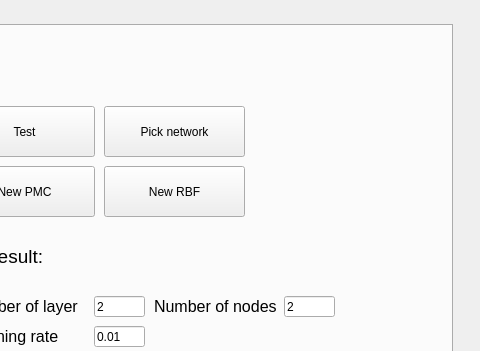
Qt form ML_Project/mainwindow.ui (maxo98/MachineLearning_5DJV) before a commit; both pictures show x 348 to 828 and y 0 to 351 of the 828 by 922 pixel window.
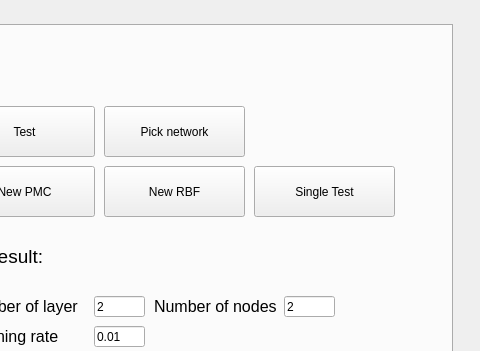
The same form after that commit.

```diff
--- a/ML_Project/mainwindow.ui
+++ b/ML_Project/mainwindow.ui
@@ -356,8 +356,8 @@
        <rect>
         <x>150</x>
         <y>340</y>
-        <width>500</width>
-        <height>500</height>
+        <width>380</width>
+        <height>380</height>
        </rect>
       </property>
       <property name="text">
@@ -501,6 +501,19 @@
        <string>Progress:</string>
       </property>
      </widget>
+     <widget class="QPushButton" name="pushButton_unitTest">
+      <property name="geometry">
+       <rect>
+        <x>580</x>
+        <y>140</y>
+        <width>141</width>
+        <height>51</height>
+       </rect>
+      </property>
+      <property name="text">
+       <string>Single Test</string>
+      </property>
+     </widget>
     </widget>
    </widget>
   </widget>
```
